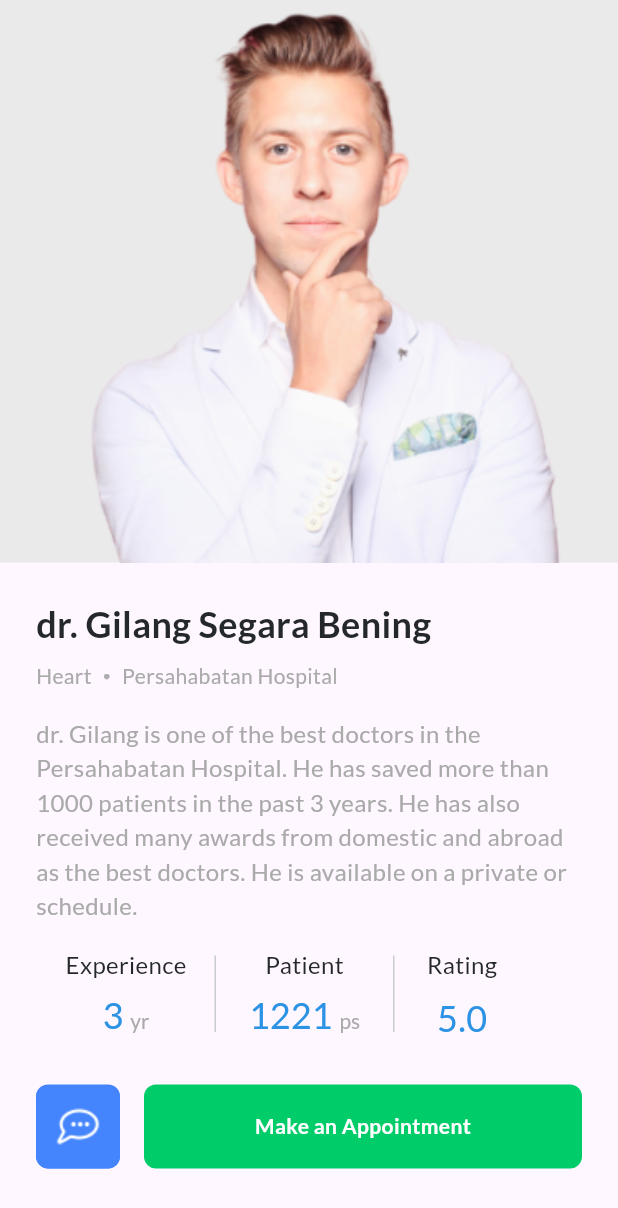
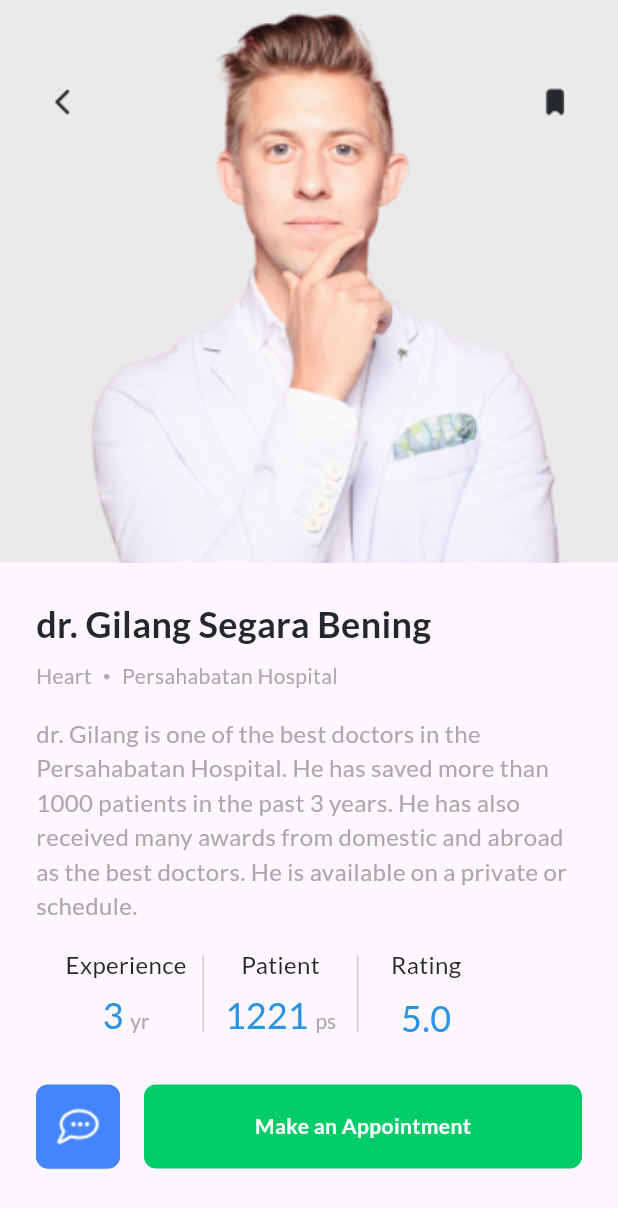
Before and after one commit to AEG14/find_your_doctor_app, a Flutter app: the DoctorDetailsScreen screen opened directly, on a phone screen of 412 x 824 dp. Shown: the top 1208 px of the screen. Run offline on Flutter 3.47's test engine with Material 2 defaults, Android fonts, the phone set to English and light mode, and no system bars; our stand-ins replace google_fonts.

Commit message:
Finished details page

```diff
--- a/lib/pages/doctor_details.dart
+++ b/lib/pages/doctor_details.dart
@@ -1,5 +1,6 @@
 import 'package:flutter/material.dart';
 import 'package:google_fonts/google_fonts.dart';
+import 'my_home_page.dart';
 
 class DoctorDetailsScreen extends StatelessWidget {
   const DoctorDetailsScreen({super.key});
@@ -11,7 +12,9 @@ class DoctorDetailsScreen extends StatelessWidget {
         child: Column(children: [
           Container(
             height: 375,
-            child: Container(
+            child: Stack(
+              children: [
+                Container(
                   decoration: BoxDecoration(
                     image: DecorationImage(
                       image: AssetImage('assets/images/png/doc1.png'),
@@ -20,8 +23,44 @@ class DoctorDetailsScreen extends StatelessWidget {
                     color: Color(0XFFEAEAEA),
                   ),
                 ),
-
-            //more sa diri nga container
+                Container(
+                  margin: EdgeInsets.fromLTRB(30, 56, 30, 56),
+                  height: 24,
+                  child: Row(
+                    mainAxisAlignment: MainAxisAlignment.spaceBetween,
+                    children: [
+                      InkWell(
+                        onTap: () {
+                          Navigator.of(context).push(MaterialPageRoute(
+                            builder: (context) => MyHomePage(),
+                          ));
+                        },
+                        child: Container(
+                          width: 24,
+                          decoration: BoxDecoration(
+                            image: DecorationImage(
+                              image:
+                                  AssetImage('assets/images/png/Btn_back.png'),
+                              fit: BoxFit.cover,
+                            ),
+                          ),
+                        ),
+                      ),
+                      Container(
+                        width: 24,
+                        decoration: BoxDecoration(
+                          image: DecorationImage(
+                            image: AssetImage(
+                                'assets/images/png/Btn_bookmark.png'),
+                            fit: BoxFit.cover,
+                          ),
+                        ),
+                      )
+                    ],
+                  ),
+                ),
+              ],
+            ),
           ),
           SizedBox(height: 24),
           Expanded(
@@ -144,7 +183,7 @@ class DoctorDetailsScreen extends StatelessWidget {
                             ),
                           ),
                           SizedBox(
-                            width: 14,
+                            width: 6,
                           ),
                           VerticalDivider(
                             color: Color(0xFFCACCCF),
@@ -153,7 +192,7 @@ class DoctorDetailsScreen extends StatelessWidget {
                             endIndent: 15,
                           ),
                           SizedBox(
-                            width: 14,
+                            width: 6,
                           ),
                           Container(
                             width: 90,
@@ -192,7 +231,7 @@ class DoctorDetailsScreen extends StatelessWidget {
                             ),
                           ),
                           SizedBox(
-                            width: 14,
+                            width: 6,
                           ),
                           VerticalDivider(
                             color: Color(0xFFCACCCF),
```
Also changed, not shown: assets/images/png/Btn_back.png (added), assets/images/png/Btn_bookmark.png (added). Lines whose indentation alone changed are shown as unchanged.
